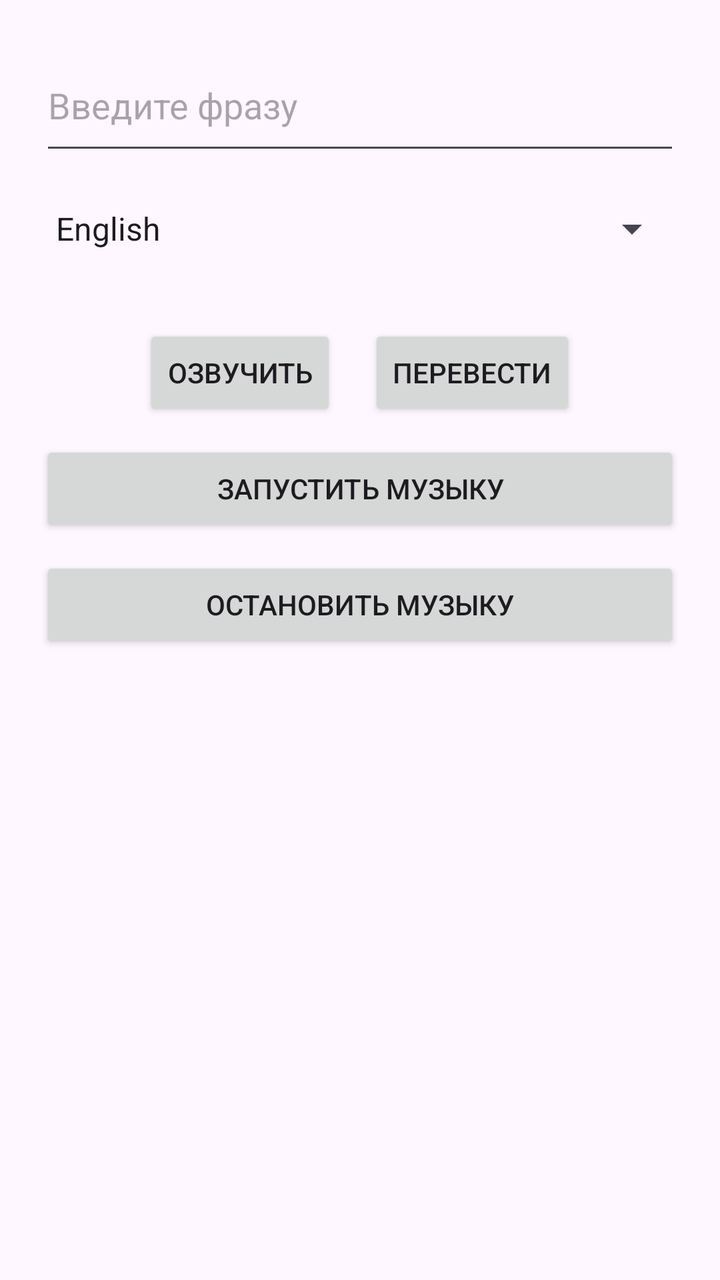
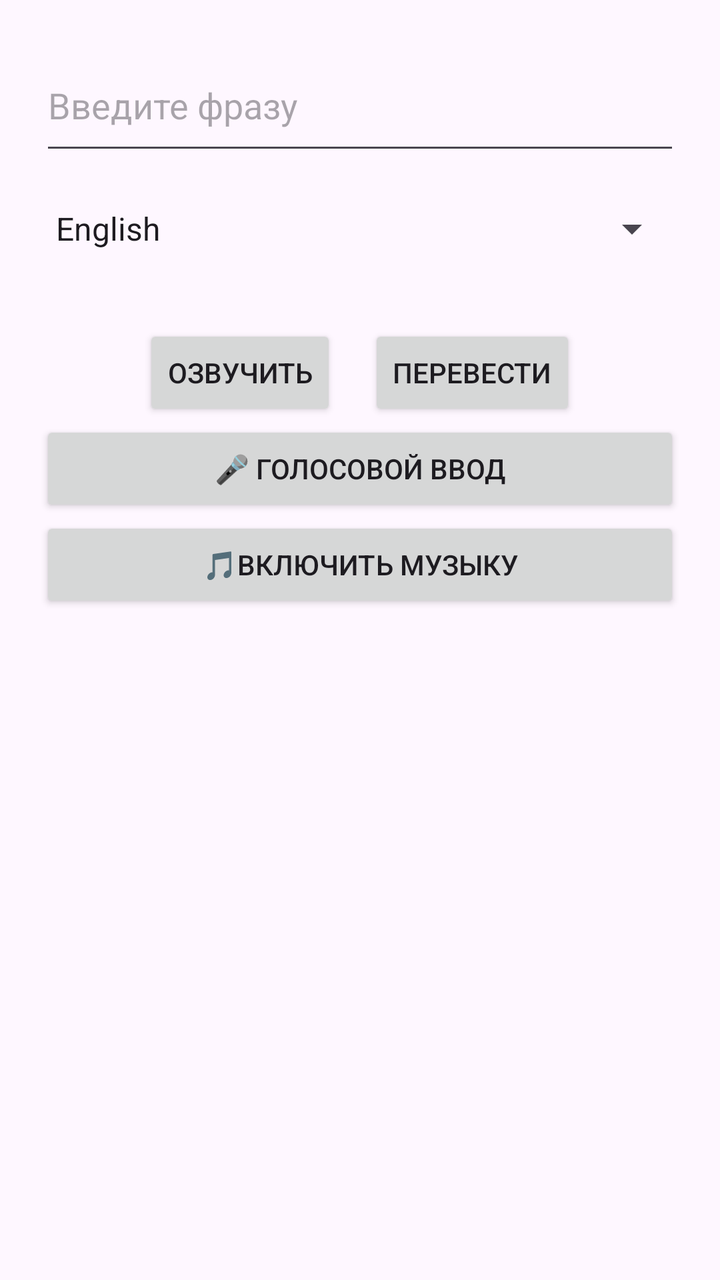

Two renders of the same Android screen: before a commit and after it. Below are the layout's source before the change and the commit's diff.
<!-- AndroidManifest.xml: application theme Theme.TextToSpeach -->
<!-- res/layout/activity_main.xml -->
<LinearLayout xmlns:android="http://schemas.android.com/apk/res/android"
    android:layout_width="match_parent"
    android:layout_height="wrap_content"
    android:orientation="vertical"
    android:padding="20dp">

    <EditText
        android:id="@+id/input_text"
        android:layout_width="match_parent"
        android:layout_height="wrap_content"
        android:hint="Введите фразу"
        android:minLines="2"
        android:layout_marginBottom="20dp"/>

    <Spinner
        android:id="@+id/lang_spinner"
        android:layout_width="match_parent"
        android:layout_height="wrap_content"
        android:entries="@array/lang_array"
        android:layout_marginBottom="20dp"/>

    <LinearLayout
        android:layout_width="match_parent"
        android:layout_height="wrap_content"
        android:orientation="horizontal"
        android:gravity="center"
        android:layout_marginTop="16dp">

        <Button
            android:id="@+id/speak_now"
            android:layout_width="wrap_content"
            android:layout_height="wrap_content"
            android:text="Озвучить"/>

        <Button
            android:id="@+id/translate_btn"
            android:layout_width="wrap_content"
            android:layout_height="wrap_content"
            android:text="Перевести"
            android:layout_marginStart="16dp"/>

    </LinearLayout>

    <Button
        android:id="@+id/start_music"
        android:layout_width="match_parent"
        android:layout_height="wrap_content"
        android:text="Запустить музыку"
        android:layout_marginTop="10dp"/>

    <Button
        android:id="@+id/stop_music"
        android:layout_width="match_parent"
        android:layout_height="wrap_content"
        android:text="Остановить музыку"
        android:layout_marginTop="10dp"/>
</LinearLayout>
<!-- resources referenced by this layout -->
<resources>
  <string-array name="lang_array">
          <item>English</item>
          <item>Русский</item>
      </string-array>
  <style name="Theme.TextToSpeach" parent="Base.Theme.TextToSpeach" />
  <style name="Base.Theme.TextToSpeach" parent="Theme.Material3.DayNight.NoActionBar">
          
          
      </style>
</resources>

<!-- the commit's change to res/layout/activity_main.xml (unified diff, before → after) -->
@@ -42,16 +42,18 @@
     </LinearLayout>
 
     <Button
-        android:id="@+id/start_music"
+        android:id="@+id/voice_input_btn"
         android:layout_width="match_parent"
         android:layout_height="wrap_content"
-        android:text="Запустить музыку"
-        android:layout_marginTop="10dp"/>
+        android:text="🎤 Голосовой ввод"/>
+
 
     <Button
-        android:id="@+id/stop_music"
+        android:id="@+id/toggle_music"
         android:layout_width="match_parent"
         android:layout_height="wrap_content"
-        android:text="Остановить музыку"
-        android:layout_marginTop="10dp"/>
+        android:text="🎵Включить музыку"/>
+
+
+
 </LinearLayout>
